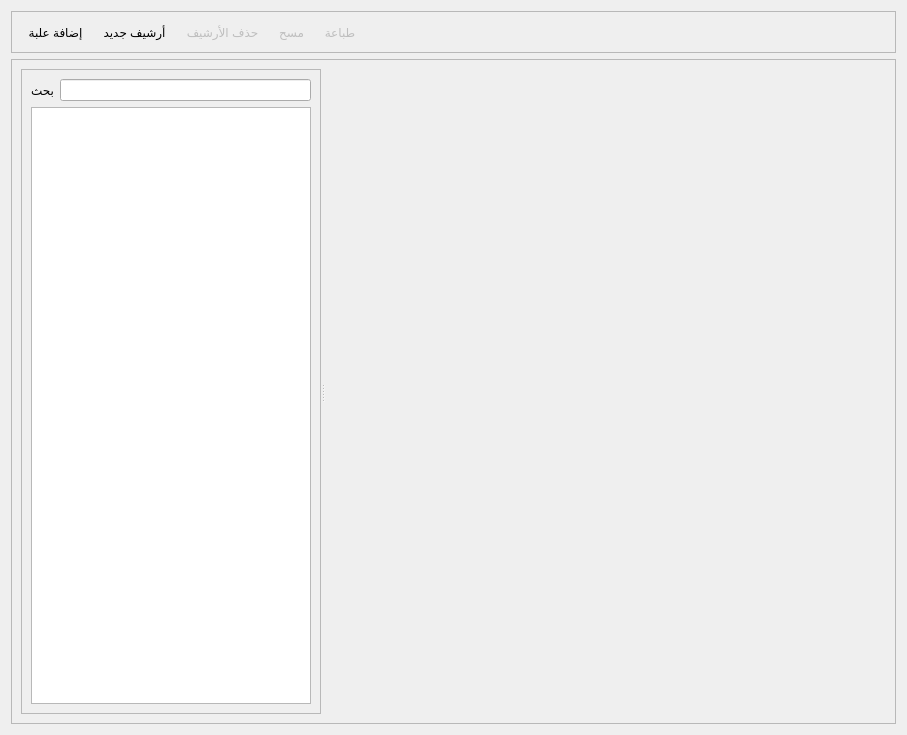
Old version of the form ui/page_archives.ui in the repository dukehub/baillif_app_v2.
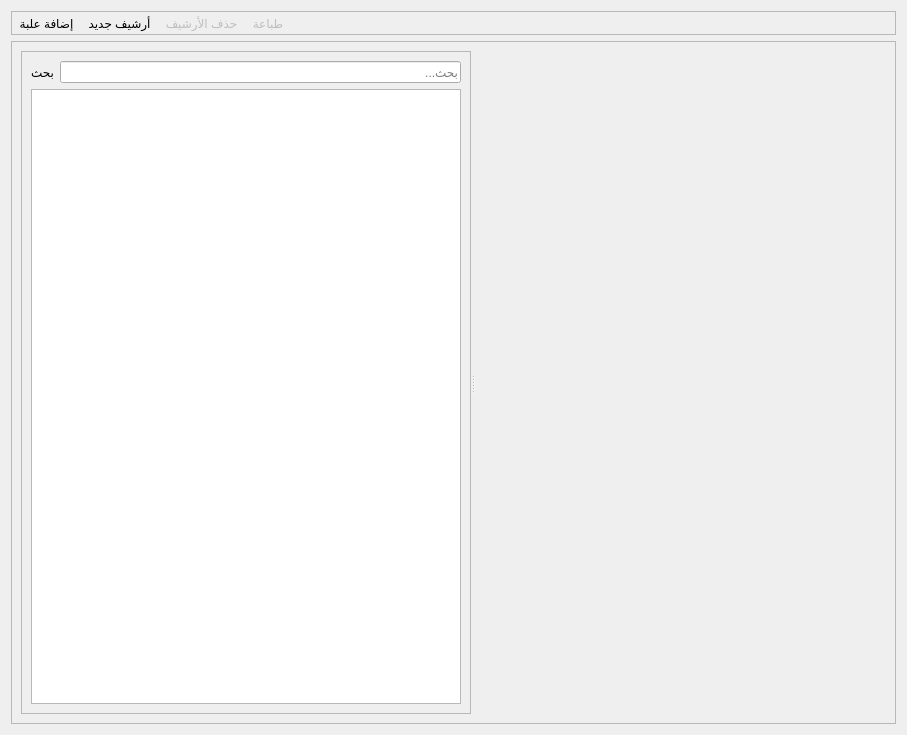
New version of the form. Icons and pictures are not drawn. Custom widgets are drawn as their Qt base class.

Commit message: fix pages and filter

Diff of the .ui file:
```diff
--- a/ui/page_archives.ui
+++ b/ui/page_archives.ui
@@ -23,6 +23,21 @@
       <enum>QFrame::Shadow::Raised</enum>
      </property>
      <layout class="QHBoxLayout" name="horizontalLayout">
+      <property name="spacing">
+       <number>0</number>
+      </property>
+      <property name="leftMargin">
+       <number>0</number>
+      </property>
+      <property name="topMargin">
+       <number>0</number>
+      </property>
+      <property name="rightMargin">
+       <number>0</number>
+      </property>
+      <property name="bottomMargin">
+       <number>0</number>
+      </property>
       <item>
        <widget class="QToolButton" name="tb_add_box">
         <property name="text">
@@ -34,8 +49,8 @@
         </property>
         <property name="iconSize">
          <size>
-          <width>32</width>
-          <height>32</height>
+          <width>24</width>
+          <height>24</height>
          </size>
         </property>
         <property name="toolButtonStyle">
@@ -57,8 +72,8 @@
         </property>
         <property name="iconSize">
          <size>
-          <width>32</width>
-          <height>32</height>
+          <width>24</width>
+          <height>24</height>
          </size>
         </property>
         <property name="toolButtonStyle">
@@ -83,34 +98,8 @@
         </property>
         <property name="iconSize">
          <size>
-          <width>32</width>
-          <height>32</height>
-         </size>
-        </property>
-        <property name="toolButtonStyle">
-         <enum>Qt::ToolButtonStyle::ToolButtonTextUnderIcon</enum>
-        </property>
-        <property name="autoRaise">
-         <bool>true</bool>
-        </property>
-       </widget>
-      </item>
-      <item>
-       <widget class="QToolButton" name="tb_scan">
-        <property name="enabled">
-         <bool>false</bool>
-        </property>
-        <property name="text">
-         <string>مسح</string>
-        </property>
-        <property name="icon">
-         <iconset resource="ui.resources.qrc">
-          <normaloff>:/icons/icons/rescan_document.png</normaloff>:/icons/icons/rescan_document.png</iconset>
-        </property>
-        <property name="iconSize">
-         <size>
-          <width>32</width>
-          <height>32</height>
+          <width>24</width>
+          <height>24</height>
          </size>
         </property>
         <property name="toolButtonStyle">
@@ -135,8 +124,8 @@
         </property>
         <property name="iconSize">
          <size>
-          <width>32</width>
-          <height>32</height>
+          <width>24</width>
+          <height>24</height>
          </size>
         </property>
         <property name="toolButtonStyle">
@@ -192,7 +181,7 @@
          </property>
          <property name="minimumSize">
           <size>
-           <width>300</width>
+           <width>450</width>
            <height>0</height>
           </size>
          </property>
@@ -213,7 +202,14 @@
              </widget>
             </item>
             <item row="0" column="1">
-             <widget class="QLineEdit" name="le_filter"/>
+             <widget class="QLineEdit" name="le_filter">
+              <property name="placeholderText">
+               <string>بحث...</string>
+              </property>
+              <property name="clearButtonEnabled">
+               <bool>true</bool>
+              </property>
+             </widget>
             </item>
            </layout>
           </item>
@@ -247,7 +243,7 @@
              <bool>true</bool>
             </property>
             <property name="wordWrap">
-             <bool>false</bool>
+             <bool>true</bool>
             </property>
            </widget>
           </item>
```
The commit also changes 12 other files.
